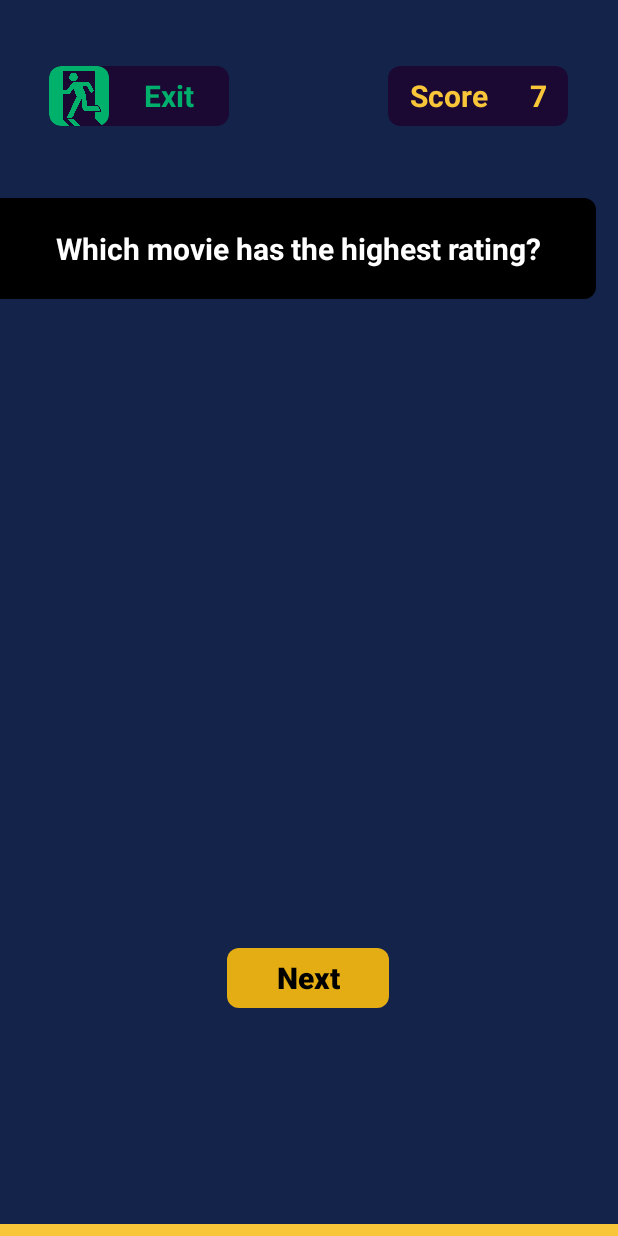
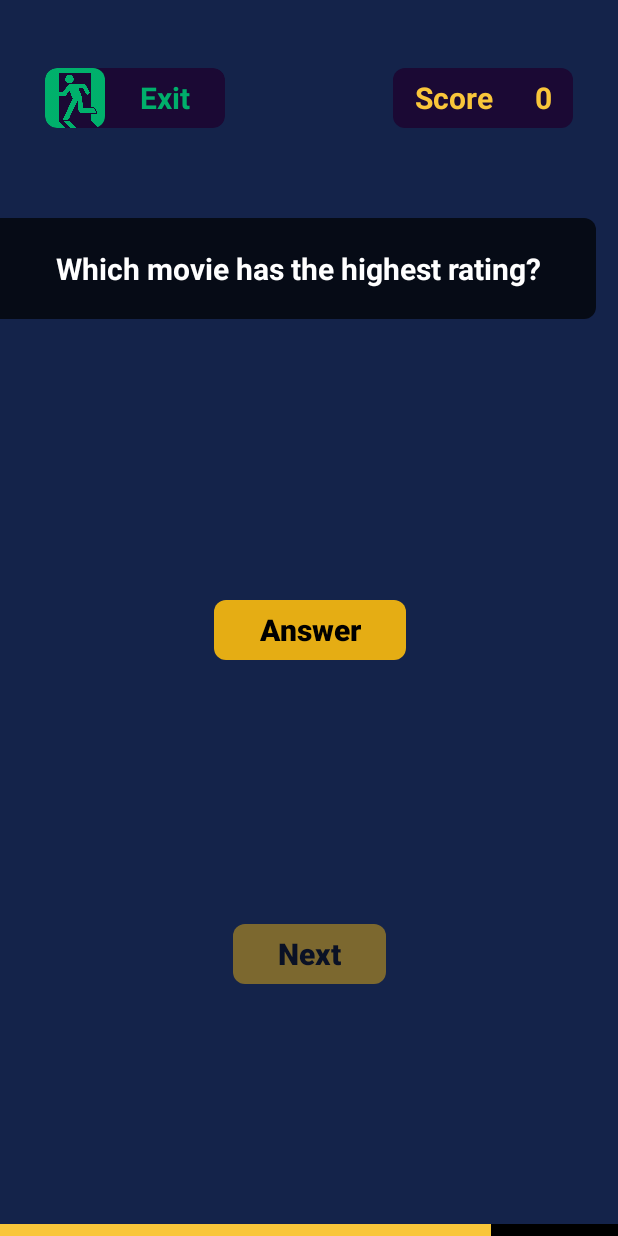
Before and after one commit to LQ471/RatingGuessr, an Android app: the screen it shows after launch (GameActivity), after a tap on "Play", on a phone screen of 412 x 824 dp. Run offline under Robolectric (Android 15) with nearby library versions, the phone set to English and light mode, and no system bars.

Commit message:
Main game page - functionality

```diff
--- a/app/src/main/java/com/example/ratingguessr/GameFragment.kt
+++ b/app/src/main/java/com/example/ratingguessr/GameFragment.kt
@@ -1,15 +1,19 @@
 package com.example.ratingguessr
 
 import android.os.Bundle
+import android.os.CountDownTimer
 import androidx.fragment.app.Fragment
 import android.view.LayoutInflater
 import android.view.View
 import android.view.ViewGroup
+import android.widget.Button
+import android.widget.TextView
 
-// TODO: Rename parameter arguments, choose names that match
-// the fragment initialization parameters, e.g. ARG_ITEM_NUMBER
-private const val ARG_PARAM1 = "param1"
-private const val ARG_PARAM2 = "param2"
+private var score = 0
+private var timer: CountDownTimer? = null
+private val totalTime = 10000L // 10 seconds
+private val interval = 30L // update every 100ms
+private var remainingTime: Long = totalTime
 
 /**
  * A simple [Fragment] subclass.
@@ -17,17 +21,6 @@ private const val ARG_PARAM2 = "param2"
  * create an instance of this fragment.
  */
 class GameFragment : Fragment() {
-    // TODO: Rename and change types of parameters
-    private var param1: String? = null
-    private var param2: String? = null
-
-    override fun onCreate(savedInstanceState: Bundle?) {
-        super.onCreate(savedInstanceState)
-        arguments?.let {
-            param1 = it.getString(ARG_PARAM1)
-            param2 = it.getString(ARG_PARAM2)
-        }
-    }
 
     override fun onCreateView(
         inflater: LayoutInflater, container: ViewGroup?,
@@ -37,23 +30,70 @@ class GameFragment : Fragment() {
         return inflater.inflate(R.layout.fragment_game, container, false)
     }
 
-    companion object {
-        /**
-         * Use this factory method to create a new instance of
-         * this fragment using the provided parameters.
-         *
-         * @param param1 Parameter 1.
-         * @param param2 Parameter 2.
-         * @return A new instance of fragment GameFragment.
-         */
-        // TODO: Rename and change types and number of parameters
-        @JvmStatic
-        fun newInstance(param1: String, param2: String) =
-            GameFragment().apply {
-                arguments = Bundle().apply {
-                    putString(ARG_PARAM1, param1)
-                    putString(ARG_PARAM2, param2)
-                }
+    override fun onViewCreated(view: View, savedInstanceState: Bundle?) {
+        super.onViewCreated(view, savedInstanceState)
+
+        val answerButton = view.findViewById<Button>(R.id.Answer)
+        val scoreTextView = view.findViewById<TextView>(R.id.SessionScore)
+        val nextButton = view.findViewById<Button>(R.id.NextButton)
+        val timeBar = view.findViewById<View>(R.id.timeBar)
+
+        // Initially, set Next button to be unavailable
+        nextButton.alpha = 0.5f // 50% transparency
+        nextButton.isClickable = false // Make it unclickable
+
+        timeBar.post {
+            timeBar.pivotX = 0f  // Left edge of the view
+            timeBar.pivotY = timeBar.height / 2f  // Center vertically
+
+            startTimer(timeBar)  // start the timer *after* pivot is correctly set
+        }
+
+        answerButton.setOnClickListener {
+            // Stop the timer when Answer is pressed
+            timer?.cancel() // Cancel the running timer
+
+            // Get the current progress (remaining time) and update the timeBar
+            val progress = (remainingTime.toFloat() / totalTime)
+            timeBar.scaleX = progress // Adjust scale based on the time left
+
+            // Increase score when Answer is pressed
+            score += 1
+            scoreTextView.text = score.toString()
+
+            answerButton.alpha = 0.5f
+            // Enable the Next button after answering
+            nextButton.alpha = 1f // 100% opacity
+            nextButton.isClickable = true // Make it clickable
+        }
+
+        nextButton.setOnClickListener {
+            // Reset the timer and start again
+            startTimer(timeBar)
+
+            // Optionally, load the next question here if needed
+
+            answerButton.alpha = 1f
+            // Disable the Next button again after it's pressed
+            nextButton.alpha = 0.5f // 50% transparency
+            nextButton.isClickable = false // Make it unclickable
+        }
+    }
+
+    private fun startTimer(timeBar: View) {
+        timer?.cancel() // Cancel existing timer if any
+
+        timer = object : CountDownTimer(totalTime, interval) {
+            override fun onTick(millisUntilFinished: Long) {
+                remainingTime = millisUntilFinished // Store the remaining time
+
+                val progress = millisUntilFinished.toFloat() / totalTime
+                timeBar.scaleX = progress // Shrink horizontally
             }
+
+            override fun onFinish() {
+                timeBar.scaleX = 0f
+            }
+        }.start()
     }
 }
--- /dev/null
+++ b/app/src/main/res/drawable/pop_up_rounded_background.xml
@@ -0,0 +1,5 @@
+<shape xmlns:android="http://schemas.android.com/apk/res/android"
+    android:shape="rectangle">
+    <solid android:color="@color/RatingGuessr_Blue" />
+    <corners android:radius="8dp" />
+</shape>
--- a/app/src/main/res/drawable/right_rounded_background.xml
+++ b/app/src/main/res/drawable/right_rounded_background.xml
@@ -1,6 +1,6 @@
 <?xml version="1.0" encoding="utf-8"?>
 <shape xmlns:android="http://schemas.android.com/apk/res/android">
-    <solid android:color="@color/black" /> <!-- Set the color of the background -->
+    <solid android:color="@color/RatingGuessr_Black" /> <!-- Set the color of the background -->
     <corners
         android:topRightRadius="8dp"
         android:bottomRightRadius="8dp" /> <!-- Set the radius only on the right side -->
--- a/app/src/main/res/layout/fragment_game.xml
+++ b/app/src/main/res/layout/fragment_game.xml
@@ -8,85 +8,49 @@
     tools:context=".GameFragment">
 
     <LinearLayout
-        android:id="@+id/linearLayout"
-        android:layout_width="120dp"
-        android:layout_height="wrap_content"
-        android:layout_marginTop="44dp"
-        android:background="@drawable/rounded_button_background"
-        android:baselineAligned="false"
+        android:id="@+id/ExitButton"
+        style="@style/ExitButtonContainer"
+        android:layout_marginStart="30dp"
+        android:layout_marginTop="45dp"
         android:clipToOutline="true"
-        android:gravity="center"
-        android:orientation="horizontal"
-        app:layout_constraintEnd_toEndOf="parent"
-        app:layout_constraintHorizontal_bias="0.113"
         app:layout_constraintStart_toStartOf="parent"
         app:layout_constraintTop_toTopOf="parent">
 
         <ImageView
-            android:id="@+id/imageView"
-            android:layout_width="40dp"
-            android:layout_height="40dp"
-            android:background="@drawable/rounded_button_background"
+            style="@style/ExitButtonImage"
             android:clipToOutline="true"
             android:src="@drawable/exit" />
 
         <TextView
-            android:id="@+id/exitText"
-            android:layout_width="wrap_content"
-            android:layout_height="wrap_content"
-            android:layout_weight="1"
-            android:gravity="center"
-            android:text="Exit"
-            android:textColor="@color/RatingGuessr_Green"
-            android:textSize="20sp"
-            android:textStyle="bold" />
+            style="@style/ExitButtonText"
+            android:text="Exit" />
 
     </LinearLayout>
 
     <LinearLayout
-        android:id="@+id/linearLayout2"
-        android:layout_width="120dp"
-        android:layout_height="40dp"
-        android:layout_marginTop="44dp"
-        android:background="@drawable/rounded_button_background"
-        android:baselineAligned="false"
-        android:clipToOutline="true"
-        android:gravity="center"
-        android:orientation="horizontal"
+        android:id="@+id/InGame_Score"
+        style="@style/ScoreButtonContainer"
+        android:layout_marginEnd="30dp"
+        app:layout_constraintBottom_toBottomOf="@+id/ExitButton"
         app:layout_constraintEnd_toEndOf="parent"
-        app:layout_constraintHorizontal_bias="0.76"
-        app:layout_constraintRight_toLeftOf="parent"
-        app:layout_constraintStart_toEndOf="@+id/linearLayout"
-        app:layout_constraintTop_toTopOf="parent">
+        app:layout_constraintTop_toTopOf="@+id/ExitButton">
 
         <TextView
-            android:layout_width="wrap_content"
-            android:layout_height="wrap_content"
-            android:layout_weight="1"
-            android:gravity="center"
-            android:text="Score"
-            android:textColor="@color/RatingGuessr_Yellow"
-            android:textSize="20sp"
-            android:textStyle="bold" />
+            style="@style/InGame_ScoreText"
+            android:text="Score" />
 
         <TextView
-            android:id="@+id/scoreNumber"
-            android:layout_width="wrap_content"
-            android:layout_height="wrap_content"
-            android:layout_weight="1"
-            android:gravity="center"
-            android:text="7"
-            android:textColor="@color/RatingGuessr_Yellow"
-            android:textSize="20sp"
-            android:textStyle="bold" />
+            android:id="@+id/SessionScore"
+            style="@style/InGame_ScoreText"
+            android:text="0" />
 
     </LinearLayout>
 
     <TextView
-        android:id="@+id/textView"
+        android:id="@+id/textView2"
         android:layout_width="397dp"
         android:layout_height="67dp"
-        android:layout_marginTop="48dp"
+        android:layout_marginTop="60dp"
         android:background="@drawable/right_rounded_background"
         android:gravity="center"
         android:padding="20dp"
@@ -95,26 +59,25 @@
         android:textSize="20sp"
         android:textStyle="bold"
         app:layout_constraintStart_toStartOf="parent"
-        app:layout_constraintTop_toBottomOf="@+id/linearLayout" />
-
+        app:layout_constraintTop_toBottomOf="@+id/ExitButton" />
 
     <Button
-        android:id="@+id/button8"
-        android:layout_width="108dp"
-        android:layout_height="40dp"
-        android:layout_marginBottom="144dp"
-        android:background="@drawable/rounded_button_background_yellow"
-        android:paddingStart="30dp"
-        android:paddingTop="0dp"
-        android:paddingEnd="30dp"
-        android:paddingBottom="0dp"
+        android:id="@+id/Answer"
+        style="@style/MainButton"
+        android:layout_marginBottom="176dp"
+        android:text="Answer"
+        app:layout_constraintBottom_toTopOf="@+id/NextButton"
+        app:layout_constraintEnd_toEndOf="parent"
+        app:layout_constraintHorizontal_bias="0.503"
+        app:layout_constraintStart_toStartOf="parent" />
+
+    <Button
+        android:id="@+id/NextButton"
+        style="@style/MainButton"
+        android:layout_marginBottom="160dp"
         android:text="Next"
-        android:textColor="@color/black"
-        android:textSize="20sp"
-        android:textStyle="bold"
         app:layout_constraintBottom_toTopOf="@+id/timeBarContainer"
         app:layout_constraintEnd_toEndOf="parent"
-        app:layout_constraintHorizontal_bias="0.498"
         app:layout_constraintStart_toStartOf="parent" />
 
     <FrameLayout
--- /dev/null
+++ b/app/src/main/res/layout/game_over_pop_up.xml
@@ -0,0 +1,60 @@
+<?xml version="1.0" encoding="utf-8"?>
+<androidx.constraintlayout.widget.ConstraintLayout xmlns:android="http://schemas.android.com/apk/res/android"
+    xmlns:tools="http://schemas.android.com/tools"
+    android:layout_width="match_parent"
+    android:layout_height="match_parent"
+    android:background="@color/black">
+
+    <LinearLayout
+        android:layout_width="283dp"
+        android:layout_height="475dp"
+        android:background="@drawable/pop_up_rounded_background"
+        android:orientation="vertical"
+        android:topRightRadius="8dp"
+        tools:layout_editor_absoluteX="64dp"
+        tools:layout_editor_absoluteY="208dp"
+        android:gravity="center">
+
+        <TextView
+            android:id="@+id/textView4"
+            android:layout_width="wrap_content"
+            android:layout_height="wrap_content"
+            android:gravity="center"
+            android:text="Game over"
+            android:textColor="@color/white"
+            android:textSize="25sp"
+            android:textStyle="bold" />
+
+        <LinearLayout
+            android:id="@+id/linearLayout2"
+            android:layout_width="120dp"
+            android:layout_height="40dp"
+            android:background="@drawable/rounded_button_background"
+            android:baselineAligned="false"
+            android:clipToOutline="true"
+            android:gravity="center"
+            android:orientation="horizontal">
+
+            <TextView
+                android:layout_width="wrap_content"
+                android:layout_height="wrap_content"
+                android:layout_weight="1"
+                android:gravity="center"
+                android:text="Score"
+                android:textColor="@color/RatingGuessr_Yellow"
+                android:textSize="20sp"
+                android:textStyle="bold" />
+
+            <TextView
+                android:id="@+id/scoreNumber"
+                android:layout_width="wrap_content"
+                android:layout_height="wrap_content"
+                android:layout_weight="1"
+                android:gravity="center"
+                android:text="7"
+                android:textColor="@color/RatingGuessr_Yellow"
+                android:textSize="20sp"
+                android:textStyle="bold" />
+        </LinearLayout>
+    </LinearLayout>
+</androidx.constraintlayout.widget.ConstraintLayout>
--- a/app/src/main/res/values/colors.xml
+++ b/app/src/main/res/values/colors.xml
@@ -11,4 +11,6 @@
     <color name="RatingGuessr_Purple">#1B0934</color>
     <color name="RatingGuessr_Yellow">#F9C63A</color>
     <color name="RatingGuessr_ButtonYellow">#E5AD14</color>
+    <color name="RatingGuessr_Blue">#14234A</color>
+    <color name="RatingGuessr_Black">#060B16</color>
 </resources>
--- a/app/src/main/res/values/themes.xml
+++ b/app/src/main/res/values/themes.xml
@@ -5,5 +5,62 @@
         <item name="colorAccent">@color/RatingGuessr_Purple</item>
     </style>
 
+    <style name="MainButton">
+        <item name="android:layout_height">40dp</item>
+        <item name="android:layout_width">wrap_content</item>
+        <item name="android:background">@drawable/rounded_button_background_yellow</item>
+        <item name="android:paddingStart">30dp</item>
+        <item name="android:paddingTop">0dp</item>
+        <item name="android:paddingEnd">30dp</item>
+        <item name="android:paddingBottom">0dp</item>
+        <item name="android:textColor">@color/black</item>
+        <item name="android:textSize">20sp</item>
+        <item name="android:textStyle">bold</item>
+    </style>
+
+    <style name="ScoreButtonContainer">
+        <item name="android:layout_width">120dp</item>
+        <item name="android:layout_height">40dp</item>
+        <item name="android:background">@drawable/rounded_button_background</item>
+        <item name="android:baselineAligned">false</item>
+        <item name="android:gravity">center</item>
+        <item name="android:orientation">horizontal</item>
+    </style>
+
+    <style name="InGame_ScoreText">
+        <item name="android:layout_width">wrap_content</item>
+        <item name="android:layout_height">wrap_content</item>
+        <item name="android:layout_weight">1</item>
+        <item name="android:gravity">center</item>
+        <item name="android:textColor">@color/RatingGuessr_Yellow</item>
+        <item name="android:textSize">20sp</item>
+        <item name="android:textStyle">bold</item>
+    </style>
+
+    <style name="ExitButtonContainer">
+        <item name="android:layout_width">120dp</item>
+        <item name="android:layout_height">wrap_content</item>
+        <item name="android:background">@drawable/rounded_button_background</item>
+        <item name="android:baselineAligned">false</item>
+        <item name="android:gravity">center</item>
+        <item name="android:orientation">horizontal</item>
+    </style>
+
+    <style name="ExitButtonText">
+        <item name="android:layout_width">wrap_content</item>
+        <item name="android:layout_height">wrap_content</item>
+        <item name="android:layout_weight">1</item>
+        <item name="android:gravity">center</item>
+        <item name="android:textColor">@color/RatingGuessr_Green</item>
+        <item name="android:textSize">20sp</item>
+        <item name="android:textStyle">bold</item>
+    </style>
+
+    <style name="ExitButtonImage">
+        <item name="android:layout_width">40dp</item>
+        <item name="android:layout_height">40dp</item>
+        <item name="android:background">@drawable/rounded_button_background</item>
+    </style>
+
     <style name="Theme.RatingGuessr" parent="Base.Theme.RatingGuessr" />
 </resources>
```
